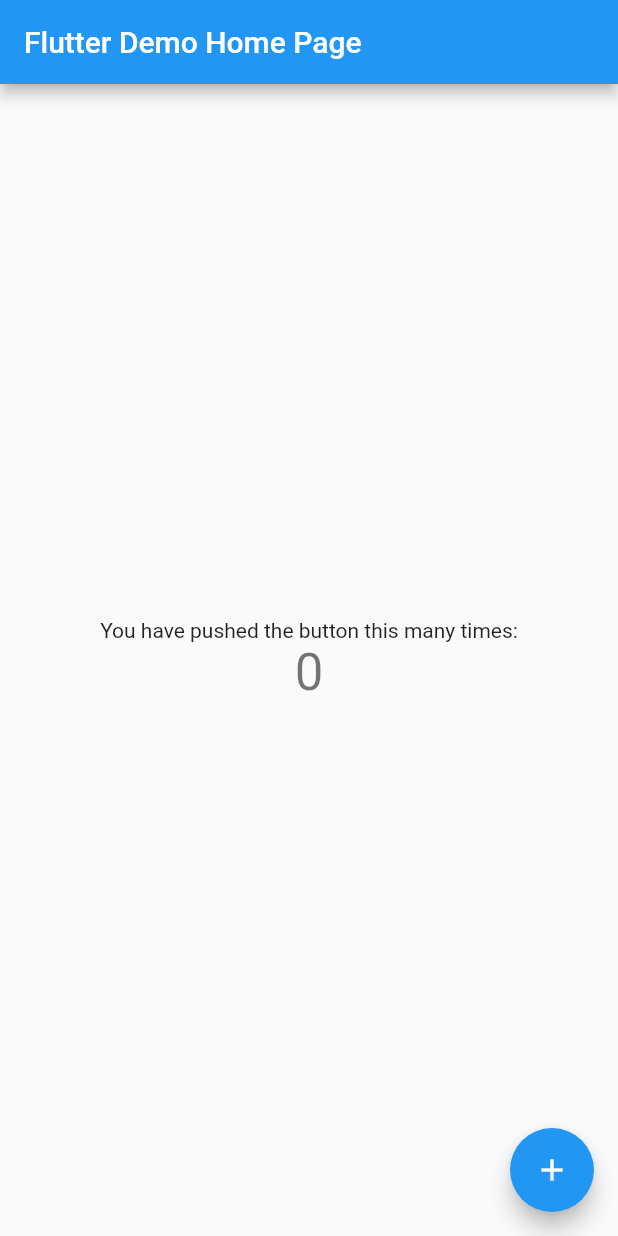
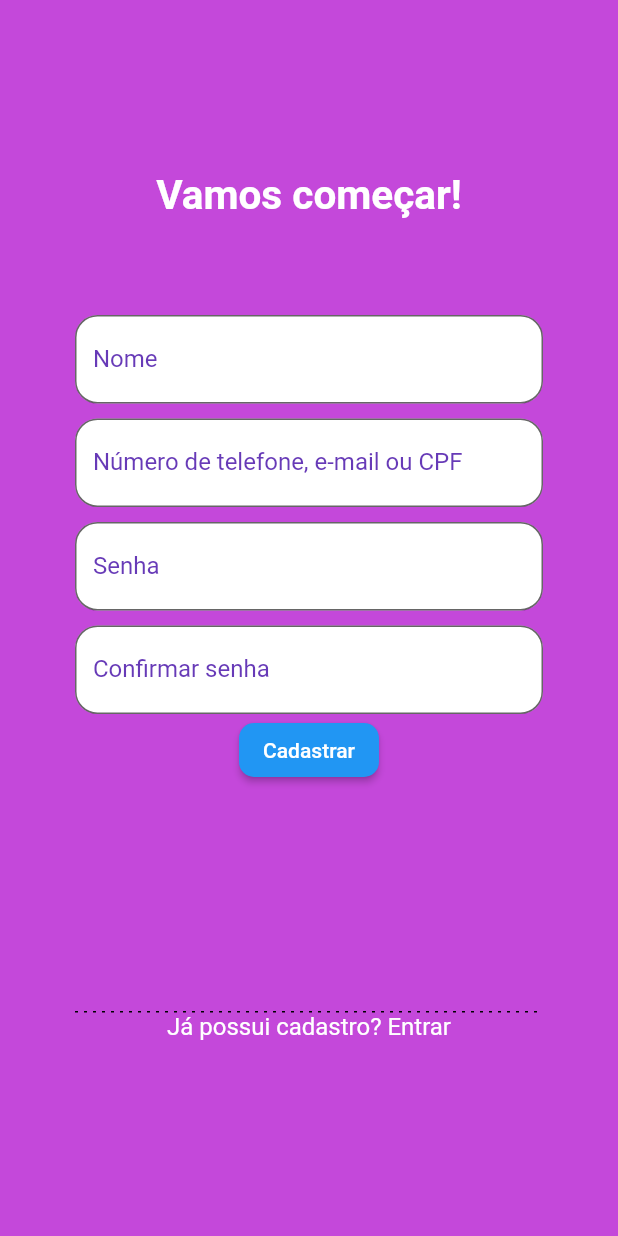
Before and after one commit to Alessandritusss/APP-DA-LOVE, a Flutter app: the screen it shows after launch, on a phone screen of 412 x 824 dp. Run offline on Flutter 3.47's test engine with Material 2 defaults, Android fonts, the phone set to English and light mode, and no system bars; drawn by our look-alikes of dotted_line.

Commit message:
tela/cadastro/pronta

```diff
--- /dev/null
+++ b/lib/cadastro_model.dart
@@ -0,0 +1,5 @@
+import 'package:flutter/material.dart';
+
+class CadastreModel {
+  String nome = "  ";
+}
--- /dev/null
+++ b/lib/cadastro_presenter.dart
@@ -0,0 +1,11 @@
+import 'package:app_da_love/cadastro_model.dart';
+import 'package:flutter/material.dart';
+
+class CadastrePresenter with ChangeNotifier {
+  CadastreModel model = CadastreModel();
+
+  setName(String name) {
+    model.nome = name;
+    notifyListeners();
+  }
+}
--- /dev/null
+++ b/lib/cadastro_view.dart
@@ -0,0 +1,128 @@
+import 'dart:ui';
+
+import 'package:dotted_line/dotted_line.dart';
+import 'package:flutter/cupertino.dart';
+import 'package:flutter/material.dart';
+import 'package:provider/provider.dart';
+import "package:app_da_love/cadastro_view.dart";
+
+class CadastreView extends StatelessWidget {
+  const CadastreView({Key? key}) : super(key: key);
+
+  //final formKey = GlobalKey<FormState>();
+  //final _controller = TextEditingController();
+
+  @override
+  Widget build(BuildContext context) {
+    var size = MediaQuery.of(context).size;
+    return Scaffold(
+      backgroundColor: const Color.fromARGB(255, 196, 72, 218),
+      body: SingleChildScrollView(
+        reverse: true,
+        padding: const EdgeInsets.all(50),
+        child: Column(children: <Widget>[
+          Column(
+            crossAxisAlignment: CrossAxisAlignment.center,
+            children: [
+              const Center(
+                heightFactor: 5,
+                child: Text(
+                  'Vamos começar!',
+                  textDirection: TextDirection.ltr,
+                  style: TextStyle(
+                    color: Colors.white,
+                    fontWeight: FontWeight.bold,
+                    fontSize: 27,
+                  ),
+                ),
+              ),
+              Center(
+                child: TextField(
+                  decoration: InputDecoration(
+                      filled: true,
+                      fillColor: const Color.fromARGB(255, 255, 255, 255),
+                      border: OutlineInputBorder(
+                        borderRadius: BorderRadius.circular(15),
+                      ),
+                      labelText: 'Nome',
+                      labelStyle: const TextStyle(
+                        color: Colors.deepPurple,
+                      )),
+                ),
+              ),
+              const SizedBox(height: 10),
+              Center(
+                child: TextField(
+                  decoration: InputDecoration(
+                      filled: true,
+                      fillColor: const Color.fromARGB(255, 255, 255, 255),
+                      border: OutlineInputBorder(
+                        borderRadius: BorderRadius.circular(15),
+                      ),
+                      labelText: 'Número de telefone, e-mail ou CPF',
+                      labelStyle: const TextStyle(
+                        color: Colors.deepPurple,
+                      )),
+                ),
+              ),
+              const SizedBox(height: 10),
+              Center(
+                child: TextField(
+                  decoration: InputDecoration(
+                      filled: true,
+                      fillColor: const Color.fromARGB(255, 255, 255, 255),
+                      border: OutlineInputBorder(
+                        borderRadius: BorderRadius.circular(15),
+                      ),
+                      labelText: 'Senha',
+                      labelStyle: const TextStyle(
+                        color: Colors.deepPurple,
+                      )),
+                ),
+              ),
+              const SizedBox(height: 10),
+              Center(
+                child: TextField(
+                  decoration: InputDecoration(
+                      filled: true,
+                      fillColor: const Color.fromARGB(255, 255, 255, 255),
+                      border: OutlineInputBorder(
+                        borderRadius: BorderRadius.circular(15),
+                      ),
+                      labelText: 'Confirmar senha',
+                      labelStyle: const TextStyle(
+                        color: Colors.deepPurple,
+                      )),
+                ),
+              ),
+              ElevatedButton(
+                style: ButtonStyle(
+                  shape: MaterialStateProperty.all(RoundedRectangleBorder(
+                    borderRadius: BorderRadius.circular(10),
+                  )),
+                ),
+                onPressed: () {},
+                child: const Text('Cadastrar'),
+              ),
+              SizedBox(height: 150),
+              const DottedLine(
+                direction: Axis.horizontal,
+                lineLength: double.infinity,
+                lineThickness: 1.0,
+                dashLength: 2.0,
+                dashColor: Colors.black,
+              ),
+              const Text(
+                "Já possui cadastro? Entrar",
+                style: TextStyle(
+                  color: Colors.white,
+                  fontSize: 16,
+                ),
+              )
+            ],
+          ),
+        ]),
+      ),
+    );
+  }
+}
--- a/lib/main.dart
+++ b/lib/main.dart
@@ -1,4 +1,5 @@
 import 'package:flutter/material.dart';
+import 'cadastro_view.dart';
 
 void main() {
   runApp(const MyApp());
@@ -7,64 +8,15 @@
 class MyApp extends StatelessWidget {
   const MyApp({Key? key}) : super(key: key);
 
-
   @override
   Widget build(BuildContext context) {
     return MaterialApp(
-      title: 'Flutter Demo',
+      debugShowCheckedModeBanner: false,
+      title: 'App da love',
       theme: ThemeData(
         primarySwatch: Colors.blue,
       ),
-      home: const MyHomePage(title: 'Flutter Demo Home Page'),
+      home: const CadastreView(),
     );
   }
 }
-
-class MyHomePage extends StatefulWidget {
-  const MyHomePage({Key? key, required this.title}) : super(key: key);
-
-  final String title;
-
-  @override
-  State<MyHomePage> createState() => _MyHomePageState();
-}
-
-class _MyHomePageState extends State<MyHomePage> {
-  int _counter = 0;
-
-  void _incrementCounter() {
-    setState(() {
-      _counter++;
-    });
-  }
-
-  @override
-  Widget build(BuildContext context) {
-    return Scaffold(
-      appBar: AppBar(
-
-
-        title: Text(widget.title),
-      ),
-      body: Center(
-        child: Column(
-          mainAxisAlignment: MainAxisAlignment.center,
-          children: <Widget>[
-            const Text(
-              'You have pushed the button this many times:',
-            ),
-            Text(
-              '$_counter',
-              style: Theme.of(context).textTheme.headline4,
-            ),
-          ],
-        ),
-      ),
-      floatingActionButton: FloatingActionButton(
-        onPressed: _incrementCounter,
-        tooltip: 'Increment',
-        child: const Icon(Icons.add),
-      ),
-    );
-  }
-}
--- a/pubspec.yaml
+++ b/pubspec.yaml
@@ -1,4 +1,5 @@
 name: app_da_love
+
 description: A new Flutter project.
 
 # The following line prevents the package from being accidentally published to
@@ -18,7 +19,7 @@
 version: 1.0.0+1
 
 environment:
-  sdk: ">=2.17.5 <3.0.0"
+  sdk: ">=2.17.0 <3.0.0"
 
 # Dependencies specify other packages that your package needs in order to work.
 # To automatically upgrade your package dependencies to the latest versions
@@ -34,6 +35,8 @@
   # The following adds the Cupertino Icons font to your application.
   # Use with the CupertinoIcons class for iOS style icons.
   cupertino_icons: ^1.0.2
+  provider: ^6.0.3
+  dotted_line: ^3.1.0
 
 dev_dependencies:
   flutter_test:
```
Also changed, not shown: pubspec.lock.
